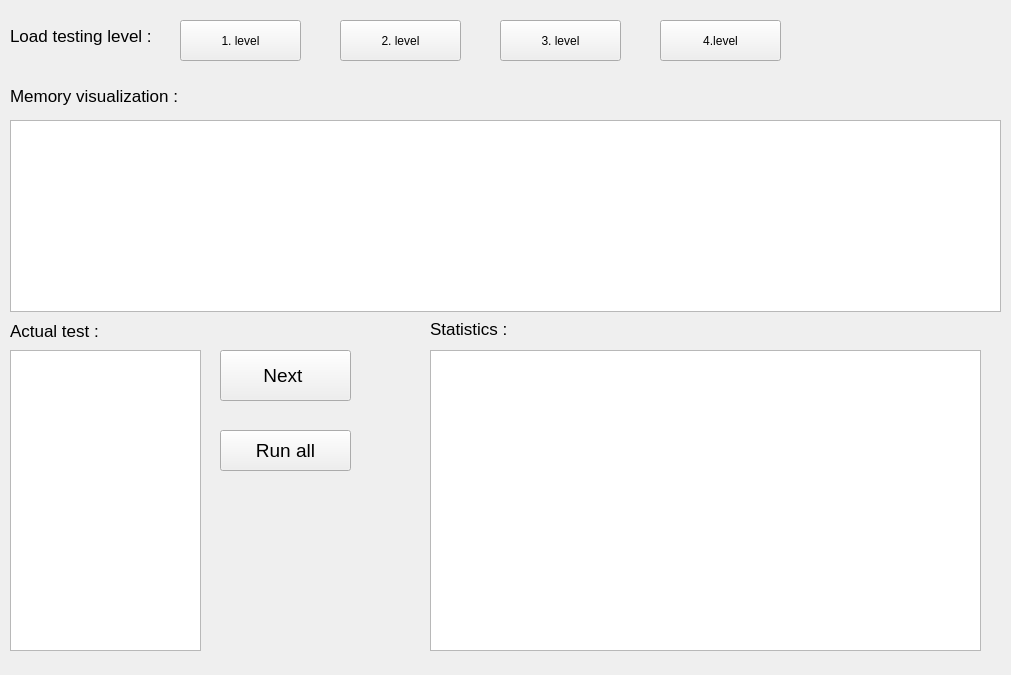
This is python_module/src/form.ui in dawidbeno/memory_management as Qt 5 draws it before an edit. The edited form follows.
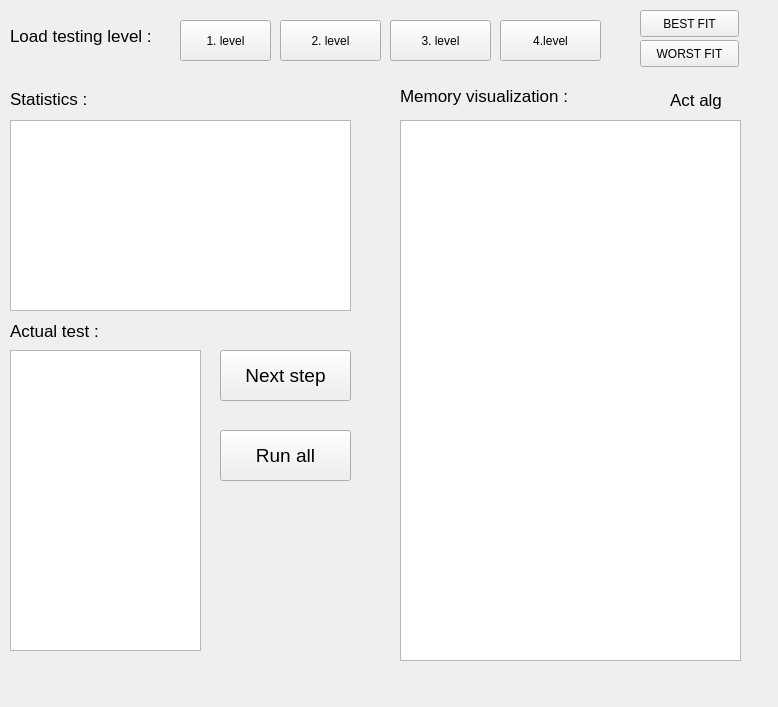
This is the edited form.

The edit to the form file:
```diff
--- a/python_module/src/form.ui
+++ b/python_module/src/form.ui
@@ -6,8 +6,8 @@
    <rect>
     <x>0</x>
     <y>0</y>
-    <width>1011</width>
-    <height>675</height>
+    <width>778</width>
+    <height>707</height>
    </rect>
   </property>
   <property name="windowTitle">
@@ -36,7 +36,7 @@
     <rect>
      <x>180</x>
      <y>20</y>
-     <width>121</width>
+     <width>91</width>
      <height>41</height>
     </rect>
    </property>
@@ -47,9 +47,9 @@
   <widget class="QPushButton" name="pushButton_2">
    <property name="geometry">
     <rect>
-     <x>340</x>
+     <x>280</x>
      <y>20</y>
-     <width>121</width>
+     <width>101</width>
      <height>41</height>
     </rect>
    </property>
@@ -60,9 +60,9 @@
   <widget class="QPushButton" name="pushButton_3">
    <property name="geometry">
     <rect>
-     <x>500</x>
+     <x>390</x>
      <y>20</y>
-     <width>121</width>
+     <width>101</width>
      <height>41</height>
     </rect>
    </property>
@@ -73,9 +73,9 @@
   <widget class="QPushButton" name="pushButton_4">
    <property name="geometry">
     <rect>
-     <x>660</x>
+     <x>500</x>
      <y>20</y>
-     <width>121</width>
+     <width>101</width>
      <height>41</height>
     </rect>
    </property>
@@ -86,7 +86,7 @@
   <widget class="QLabel" name="label_2">
    <property name="geometry">
     <rect>
-     <x>10</x>
+     <x>400</x>
      <y>80</y>
      <width>181</width>
      <height>31</height>
@@ -151,7 +151,7 @@
     </font>
    </property>
    <property name="text">
-    <string>Next </string>
+    <string>Next step</string>
    </property>
   </widget>
   <widget class="QPushButton" name="pushButton_6">
@@ -160,7 +160,7 @@
      <x>220</x>
      <y>430</y>
      <width>131</width>
-     <height>41</height>
+     <height>51</height>
     </rect>
    </property>
    <property name="font">
@@ -175,28 +175,28 @@
   <widget class="QTextBrowser" name="textBrowser_2">
    <property name="geometry">
     <rect>
-     <x>10</x>
+     <x>400</x>
      <y>120</y>
-     <width>991</width>
-     <height>192</height>
+     <width>341</width>
+     <height>541</height>
     </rect>
    </property>
   </widget>
   <widget class="QTextBrowser" name="textBrowser_3">
    <property name="geometry">
     <rect>
-     <x>430</x>
-     <y>350</y>
-     <width>551</width>
-     <height>301</height>
+     <x>10</x>
+     <y>120</y>
+     <width>341</width>
+     <height>191</height>
     </rect>
    </property>
   </widget>
   <widget class="QLabel" name="label_4">
    <property name="geometry">
     <rect>
-     <x>430</x>
-     <y>320</y>
+     <x>10</x>
+     <y>90</y>
      <width>101</width>
      <height>17</height>
     </rect>
@@ -210,6 +210,50 @@
     <string>Statistics :</string>
    </property>
   </widget>
+  <widget class="QLabel" name="lbActAlg">
+   <property name="geometry">
+    <rect>
+     <x>670</x>
+     <y>90</y>
+     <width>71</width>
+     <height>20</height>
+    </rect>
+   </property>
+   <property name="font">
+    <font>
+     <pointsize>13</pointsize>
+    </font>
+   </property>
+   <property name="text">
+    <string>Act alg</string>
+   </property>
+  </widget>
+  <widget class="QPushButton" name="btnSetBest">
+   <property name="geometry">
+    <rect>
+     <x>640</x>
+     <y>10</y>
+     <width>99</width>
+     <height>27</height>
+    </rect>
+   </property>
+   <property name="text">
+    <string>BEST FIT</string>
+   </property>
+  </widget>
+  <widget class="QPushButton" name="btnSetWorst">
+   <property name="geometry">
+    <rect>
+     <x>640</x>
+     <y>40</y>
+     <width>99</width>
+     <height>27</height>
+    </rect>
+   </property>
+   <property name="text">
+    <string>WORST FIT</string>
+   </property>
+  </widget>
  </widget>
  <resources/>
  <connections/>
```
Left out of the diff: 26 changed lines with no effect on the pictures.
